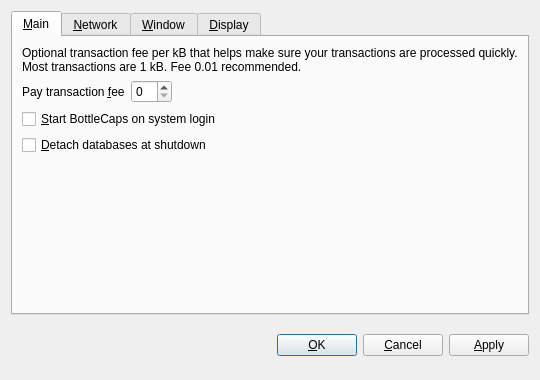
Above: src/qt/forms/optionsdialog.ui from magi-retro/peercoin before the change. Below: the same form after it.
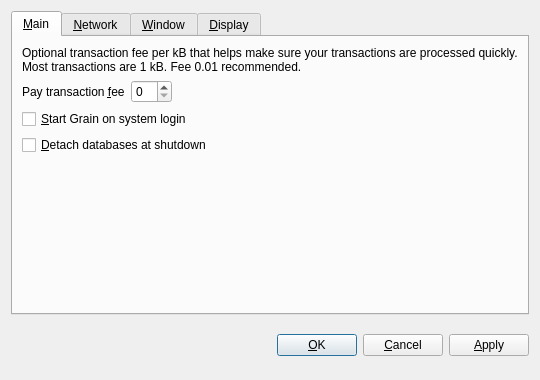
That is the form after the change. Custom widgets are drawn as their Qt base class.

Commit message: FORK-GRAIN: [REPLACE-COINNAME] Replace BottleCaps to GrainCoin.

What changed in the file:
```diff
--- a/src/qt/forms/optionsdialog.ui
+++ b/src/qt/forms/optionsdialog.ui
@@ -82,7 +82,7 @@
           <string>Automatically start BottleCaps after logging in to the system.</string>
          </property>
          <property name="text">
-          <string>&amp;Start BottleCaps on system login</string>
+          <string>&amp;Start Grain on system login</string>
          </property>
         </widget>
        </item>
```
Left out of the diff: 10 changed lines with no effect on the pictures. The commit also changes 15 other files.
